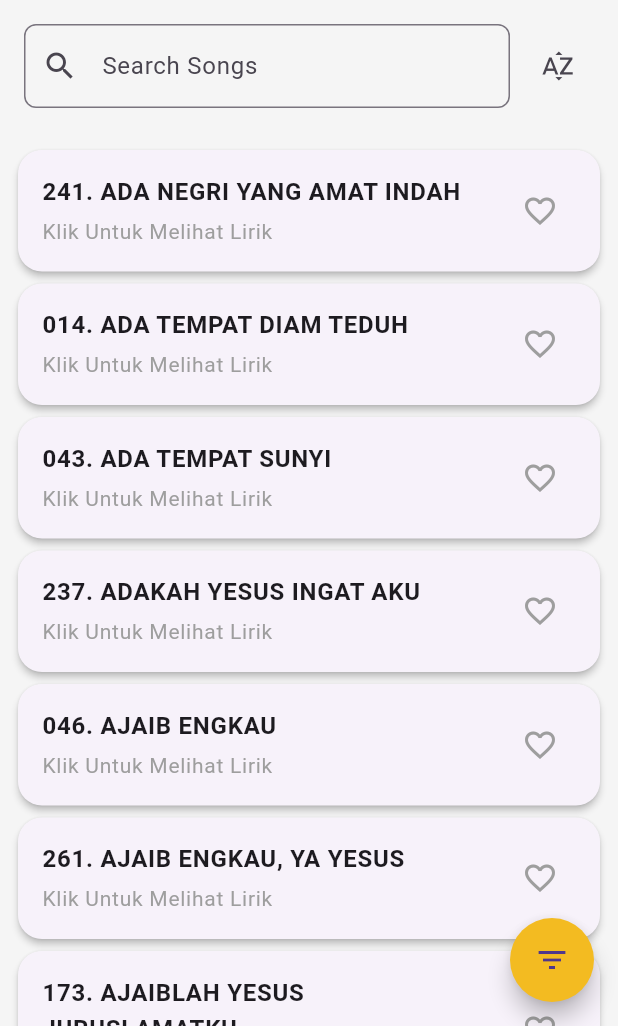
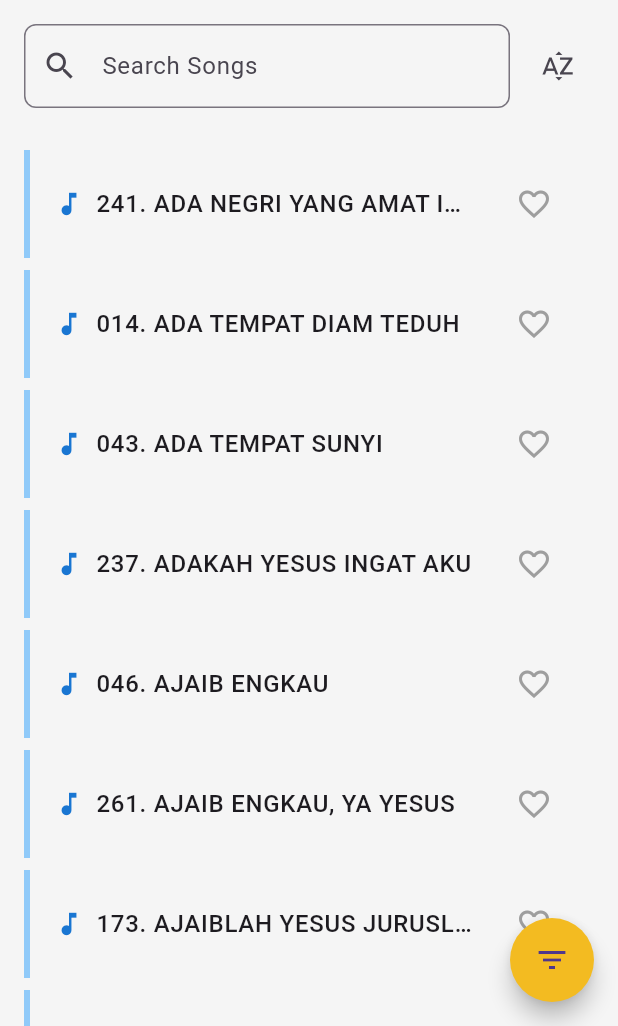
Before and after one commit to heary-aldy/lpmi40, a Flutter app: the screen it shows after launch, on a phone screen of 412 x 824 dp, the part 210-1236 px from its top. Run offline on Flutter 3.47's test engine with Material 3 defaults, Android fonts, the phone set to English and light mode, and no system bars; drawn by our look-alikes of flutter_speed_dial; our stand-ins replace firebase_core, share_plus, shared_preferences; missing offline and left inert: firebase_in_app_messaging; accounts and stored records are empty.

Commit message:
Page List Update

```diff
--- a/lib/pages/main_page.dart
+++ b/lib/pages/main_page.dart
@@ -484,7 +484,7 @@ class _MainPageState extends State<MainPage> {
     );
   }
 
-  Widget _buildSongList() {
+ Widget _buildSongList() {
     if (_filteredSongs.isEmpty) {
       return Center(
         child: Column(
@@ -509,28 +509,34 @@ class _MainPageState extends State<MainPage> {
       itemCount: _filteredSongs.length,
       itemBuilder: (context, index) {
         final song = _filteredSongs[index];
-        return Card(
-          elevation: 2,
-          shape: RoundedRectangleBorder(
-            borderRadius: BorderRadius.circular(16.0),
+        return Container(
+          margin: const EdgeInsets.symmetric(vertical: 4.0, horizontal: 8.0),
+          decoration: BoxDecoration(
+            border: Border(
+              left: BorderSide(
+                color: song.isFavorite ? Colors.red : Colors.blue.shade200,
+                width: 4.0
+              ),
+            ),
           ),
           child: ListTile(
             contentPadding: const EdgeInsets.symmetric(horizontal: 16.0, vertical: 8.0),
-            title: Column(
-              crossAxisAlignment: CrossAxisAlignment.start,
+            title: Row(
               children: [
-                Text(
-                  '${song.number}. ${song.title}',
-                  style: const TextStyle(
-                    fontWeight: FontWeight.bold,
-                  ),
+                Icon(
+                  Icons.music_note,
+                  color: song.isFavorite ? Colors.red.shade700 : Colors.blue.shade700,
+                  size: 20,
                 ),
-                const SizedBox(height: 4.0),
-                const Text(
-                  'Klik Untuk Melihat Lirik',
-                  style: TextStyle(
-                    fontSize: 14.0,
-                    color: Colors.grey,
+                const SizedBox(width: 8),
+                Expanded(
+                  child: Text(
+                    '${song.number}. ${song.title}',
+                    style: TextStyle(
+                      fontWeight: FontWeight.w500,
+                      color: song.isFavorite ? Colors.red.shade700 : null,
+                    ),
+                    overflow: TextOverflow.ellipsis,
                   ),
                 ),
               ],
```
